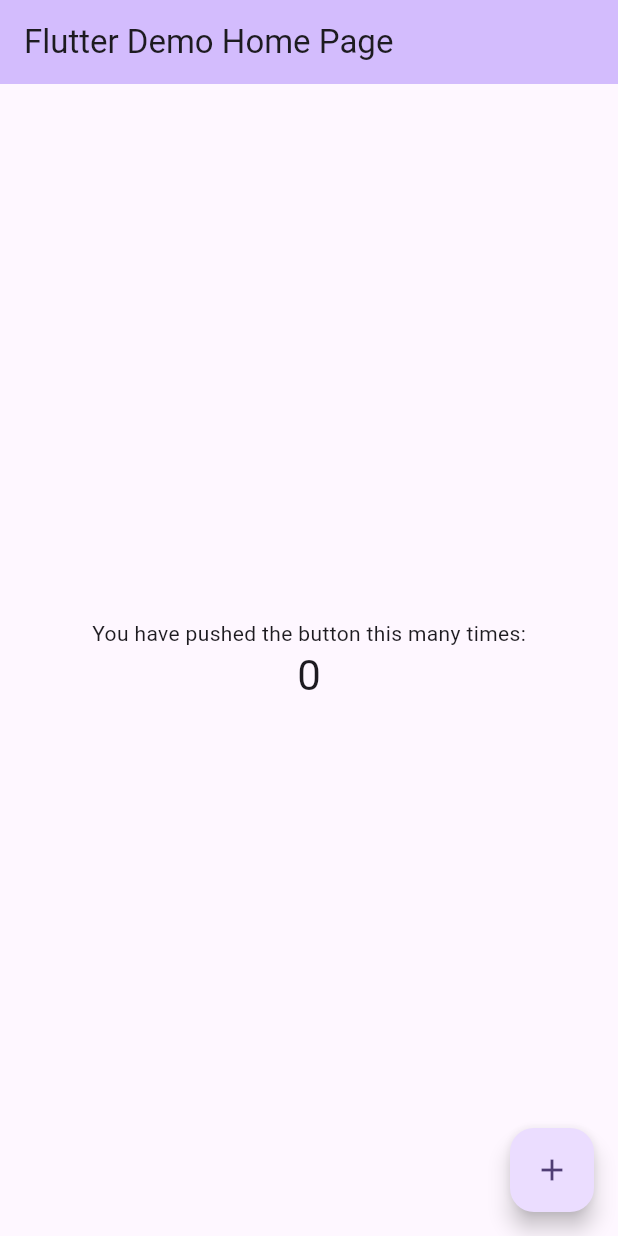
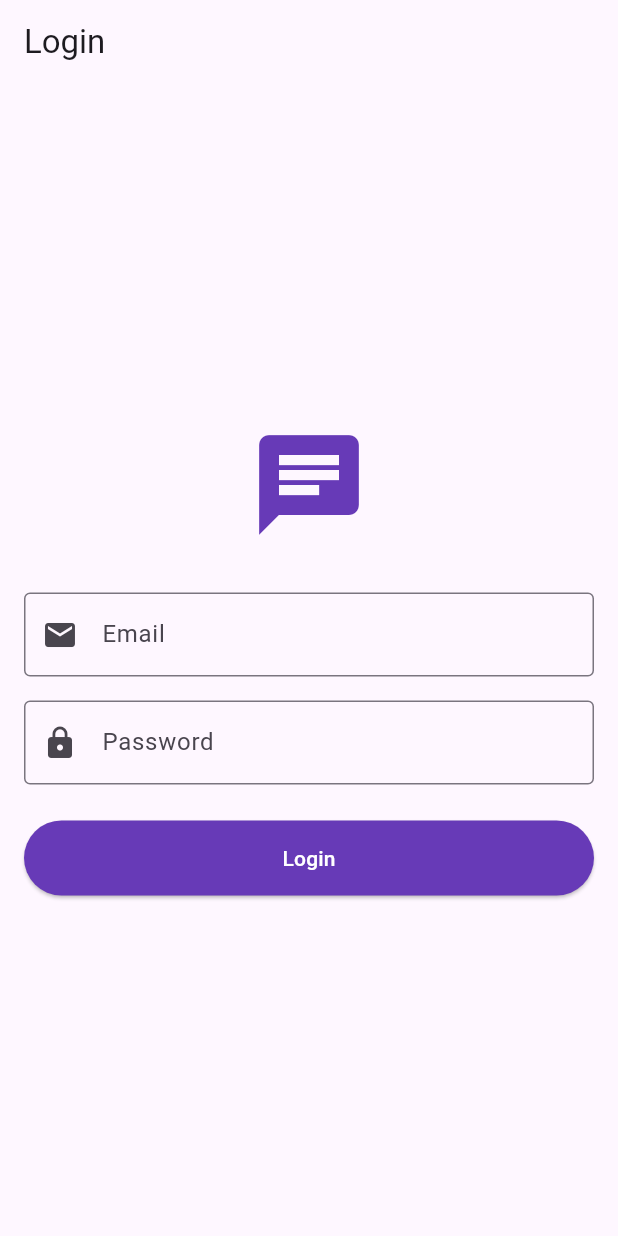
Before and after one commit to could-ai/019adaba-b4bc-7ec5-8827-12ccf2e7539e, a Flutter app: the screen it shows after launch, on a phone screen of 412 x 824 dp. Run offline on Flutter 3.47's test engine with Material 3 defaults, Android fonts, the phone set to English and light mode, and no system bars.

Commit message:
Created Message model to represent chat messages.; Created LoginScreen with email/password fields and navigation logic.; Created HomeScreen displaying a list of mock chats.; Created ChatScreen with message list and input area.; Updated main.dart to configure routes and theme for the chat app.

```diff
--- a/usr/lib/main.dart
+++ b/usr/lib/main.dart
@@ -1,4 +1,7 @@
 import 'package:flutter/material.dart';
+import 'screens/login_screen.dart';
+import 'screens/home_screen.dart';
+import 'screens/chat_screen.dart';
 
 void main() {
   runApp(const MyApp());
@@ -7,117 +10,22 @@ void main() {
 class MyApp extends StatelessWidget {
   const MyApp({super.key});
 
-  // This widget is the root of your application.
   @override
   Widget build(BuildContext context) {
     return MaterialApp(
-      title: 'Flutter Demo',
+      title: 'Chat App',
       debugShowCheckedModeBanner: false,
       theme: ThemeData(
-        // This is the theme of your application.
-        //
-        // TRY THIS: Try running your application with "flutter run". You'll see
-        // the application has a purple toolbar. Then, without quitting the app,
-        // try changing the seedColor in the colorScheme below to Colors.green
-        // and then invoke "hot reload" (save your changes or press the "hot
-        // reload" button in a Flutter-supported IDE, or press "r" if you used
-        // the command line to start the app).
-        //
-        // Notice that the counter didn't reset back to zero; the application
-        // state is not lost during the reload. To reset the state, use hot
-        // restart instead.
-        //
-        // This works for code too, not just values: Most code changes can be
-        // tested with just a hot reload.
         colorScheme: ColorScheme.fromSeed(seedColor: Colors.deepPurple),
+        useMaterial3: true,
       ),
       initialRoute: '/',
       routes: {
-        '/': (context) => const MyHomePage(title: 'Flutter Demo Home Page'),
+        '/': (context) => const LoginScreen(),
+        '/login': (context) => const LoginScreen(),
+        '/home': (context) => const HomeScreen(),
+        '/chat': (context) => const ChatScreen(),
       },
     );
   }
 }
-
-class MyHomePage extends StatefulWidget {
-  const MyHomePage({super.key, required this.title});
-
-  // This widget is the home page of your application. It is stateful, meaning
-  // that it has a State object (defined below) that contains fields that affect
-  // how it looks.
-
-  // This class is the configuration for the state. It holds the values (in this
-  // case the title) provided by the parent (in this case the App widget) and
-  // used by the build method of the State. Fields in a Widget subclass are
-  // always marked "final".
-
-  final String title;
-
-  @override
-  State<MyHomePage> createState() => _MyHomePageState();
-}
-
-class _MyHomePageState extends State<MyHomePage> {
-  int _counter = 0;
-
-  void _incrementCounter() {
-    setState(() {
-      // This call to setState tells the Flutter framework that something has
-      // changed in this State, which causes it to rerun the build method below
-      // so that the display can reflect the updated values. If we changed
-      // _counter without calling setState(), then the build method would not be
-      // called again, and so nothing would appear to happen.
-      _counter++;
-    });
-  }
-
-  @override
-  Widget build(BuildContext context) {
-    // This method is rerun every time setState is called, for instance as done
-    // by the _incrementCounter method above.
-    //
-    // The Flutter framework has been optimized to make rerunning build methods
-    // fast, so that you can just rebuild anything that needs updating rather
-    // than having to individually change instances of widgets.
-    return Scaffold(
-      appBar: AppBar(
-        // TRY THIS: Try changing the color here to a specific color (to
-        // Colors.amber, perhaps?) and trigger a hot reload to see the AppBar
-        // change color while the other colors stay the same.
-        backgroundColor: Theme.of(context).colorScheme.inversePrimary,
-        // Here we take the value from the MyHomePage object that was created by
-        // the App.build method, and use it to set our appbar title.
-        title: Text(widget.title),
-      ),
-      body: Center(
-        // Center is a layout widget. It takes a single child and positions it
-        // in the middle of the parent.
-        child: Column(
-          // Column is also a layout widget. It takes a list of children and
-          // arranges them vertically. By default, it sizes itself to fit its
-          // children horizontally, and tries to be as tall as its parent.
-          //
-          // Column has various properties to control how it sizes itself and
-          // how it positions its children. Here we use mainAxisAlignment to
-          // center the children vertically; the main axis here is the vertical
-          // axis because Columns are vertical (the cross axis would be
-          // horizontal).
-          //
-          // TRY THIS: Invoke "debug painting" (choose the "Toggle Debug Paint"
-          // action in the IDE, or press "p" in the console), to see the
-          // wireframe for each widget.
-          mainAxisAlignment: MainAxisAlignment.center,
-          children: <Widget>[
-            const Text('You have pushed the button this many times:'),
-            Text('$_counter', style: Theme.of(context).textTheme.headlineMedium),
-          ],
-        ),
-      ),
-      floatingActionButton: FloatingActionButton(
-        onPressed: _incrementCounter,
-        tooltip: 'Increment',
-        child: const Icon(Icons.add),
-      ), // This trailing comma makes auto-formatting nicer for build methods.
-    );
-  }
-}
--- /dev/null
+++ b/usr/lib/screens/login_screen.dart
@@ -0,0 +1,70 @@
+import 'package:flutter/material.dart';
+
+class LoginScreen extends StatefulWidget {
+  const LoginScreen({super.key});
+
+  @override
+  State<LoginScreen> createState() => _LoginScreenState();
+}
+
+class _LoginScreenState extends State<LoginScreen> {
+  final _emailController = TextEditingController();
+  final _passwordController = TextEditingController();
+
+  void _login() {
+    // Mock login logic - just navigate to home for now
+    Navigator.pushReplacementNamed(context, '/home');
+  }
+
+  @override
+  Widget build(BuildContext context) {
+    return Scaffold(
+      appBar: AppBar(title: const Text('Login')),
+      body: Padding(
+        padding: const EdgeInsets.all(16.0),
+        child: Center(
+          child: SingleChildScrollView(
+            child: Column(
+              mainAxisAlignment: MainAxisAlignment.center,
+              children: [
+                const Icon(Icons.chat, size: 80, color: Colors.deepPurple),
+                const SizedBox(height: 32),
+                TextField(
+                  controller: _emailController,
+                  decoration: const InputDecoration(
+                    labelText: 'Email',
+                    border: OutlineInputBorder(),
+                    prefixIcon: Icon(Icons.email),
+                  ),
+                ),
+                const SizedBox(height: 16),
+                TextField(
+                  controller: _passwordController,
+                  decoration: const InputDecoration(
+                    labelText: 'Password',
+                    border: OutlineInputBorder(),
+                    prefixIcon: Icon(Icons.lock),
+                  ),
+                  obscureText: true,
+                ),
+                const SizedBox(height: 24),
+                SizedBox(
+                  width: double.infinity,
+                  height: 50,
+                  child: ElevatedButton(
+                    onPressed: _login,
+                    style: ElevatedButton.styleFrom(
+                      backgroundColor: Colors.deepPurple,
+                      foregroundColor: Colors.white,
+                    ),
+                    child: const Text('Login'),
+                  ),
+                ),
+              ],
+            ),
+          ),
+        ),
+      ),
+    );
+  }
+}
```
Also changed, not shown: usr/lib/models/message.dart (added, +15 -0 lines), usr/lib/screens/chat_screen.dart (added, +147 -0 lines), usr/lib/screens/home_screen.dart (added, +53 -0 lines).
